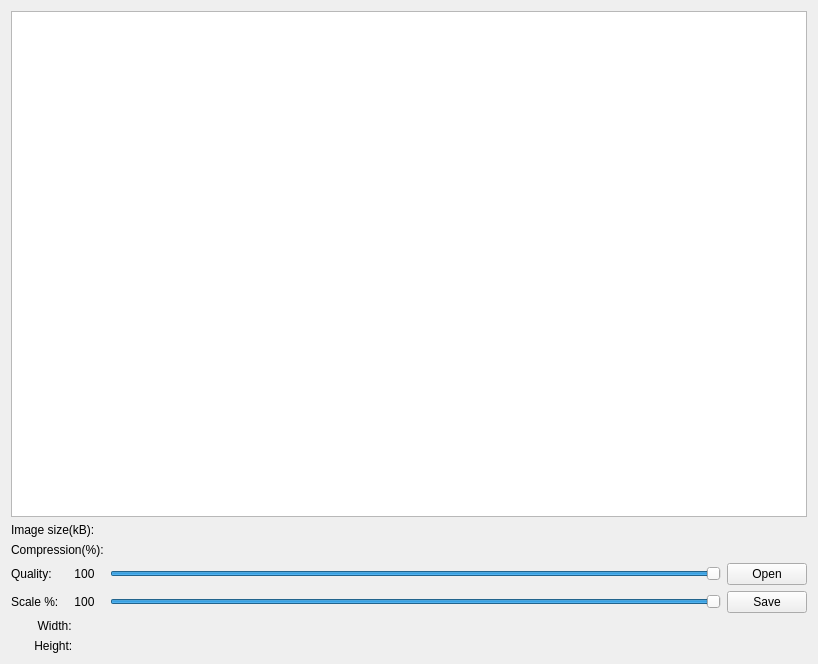
The window that mainwindow.ui (arskom/img_han) describes before a commit, drawn with Qt 5.
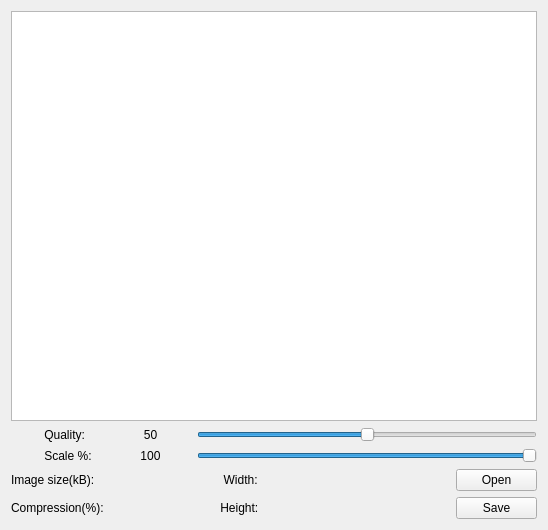
The same window after the commit.

Commit message: widget design has been changed.

The edit to the form file:
```diff
--- a/mainwindow.ui
+++ b/mainwindow.ui
@@ -9,8 +9,8 @@
    <rect>
     <x>0</x>
     <y>0</y>
-    <width>818</width>
-    <height>664</height>
+    <width>548</width>
+    <height>530</height>
    </rect>
   </property>
   <property name="windowTitle">
@@ -18,70 +18,112 @@
   </property>
   <widget class="QWidget" name="centralWidget">
    <layout class="QGridLayout" name="gridLayout_2">
-    <item row="0" column="1">
+    <item row="0" column="0">
      <layout class="QGridLayout" name="gridLayout">
-      <item row="0" column="0" colspan="4">
-       <widget class="QGraphicsView" name="graphicsView">
-        <property name="cursor" stdset="0">
-         <cursorShape>ArrowCursor</cursorShape>
+      <item row="4" column="1">
+       <widget class="QLabel" name="lbl_compression">
+        <property name="text">
+         <string/>
         </property>
-        <property name="focusPolicy">
-         <enum>Qt::WheelFocus</enum>
+       </widget>
+      </item>
+      <item row="4" column="0">
+       <widget class="QLabel" name="label_6">
+        <property name="text">
+         <string>Compression(%):</string>
         </property>
-        <property name="acceptDrops">
-         <bool>false</bool>
+       </widget>
+      </item>
+      <item row="3" column="3">
+       <widget class="QLabel" name="lbl_width">
+        <property name="text">
+         <string/>
         </property>
-        <property name="layoutDirection">
-         <enum>Qt::LeftToRight</enum>
-        </property>
-        <property name="autoFillBackground">
-         <bool>false</bool>
-        </property>
-        <property name="lineWidth">
-         <number>0</number>
-        </property>
-        <property name="horizontalScrollBarPolicy">
-         <enum>Qt::ScrollBarAsNeeded</enum>
-        </property>
-        <property name="sizeAdjustPolicy">
-         <enum>QAbstractScrollArea::AdjustIgnored</enum>
-        </property>
-        <property name="alignment">
-         <set>Qt::AlignCenter</set>
-        </property>
-        <property name="dragMode">
-         <enum>QGraphicsView::NoDrag</enum>
-        </property>
-        <property name="transformationAnchor">
-         <enum>QGraphicsView::AnchorViewCenter</enum>
-        </property>
-        <property name="resizeAnchor">
-         <enum>QGraphicsView::AnchorViewCenter</enum>
-        </property>
        </widget>
       </item>
-      <item row="1" column="0" colspan="2">
+      <item row="3" column="0">
        <widget class="QLabel" name="label_3">
         <property name="text">
          <string>Image size(kB):</string>
         </property>
        </widget>
       </item>
-      <item row="3" column="0">
-       <widget class="QLabel" name="label">
+      <item row="4" column="3">
+       <widget class="QLabel" name="lbl_height">
         <property name="text">
-         <string>Quality:</string>
+         <string/>
         </property>
        </widget>
       </item>
-      <item row="3" column="3">
-       <widget class="QPushButton" name="openButton">
+      <item row="2" column="1">
+       <widget class="QLabel" name="lbl_scale">
         <property name="text">
-         <string>Open</string>
+         <string>100</string>
+        </property>
+        <property name="alignment">
+         <set>Qt::AlignCenter</set>
         </property>
        </widget>
       </item>
       <item row="4" column="2">
+       <widget class="QLabel" name="label_5">
+        <property name="text">
+         <string>       Height:</string>
+        </property>
+       </widget>
+      </item>
+      <item row="3" column="1">
+       <widget class="QLabel" name="lbl_size">
+        <property name="text">
+         <string/>
+        </property>
+       </widget>
+      </item>
+      <item row="1" column="0">
+       <widget class="QLabel" name="label">
+        <property name="text">
+         <string>          Quality:</string>
+        </property>
+       </widget>
+      </item>
+      <item row="1" column="1">
+       <widget class="QLabel" name="lbl_quality">
+        <property name="text">
+         <string>50</string>
+        </property>
+        <property name="alignment">
+         <set>Qt::AlignCenter</set>
+        </property>
+       </widget>
+      </item>
+      <item row="1" column="2" colspan="4">
+       <widget class="QSlider" name="sld_quality">
+        <property name="maximum">
+         <number>100</number>
+        </property>
+        <property name="value">
+         <number>50</number>
+        </property>
+        <property name="orientation">
+         <enum>Qt::Horizontal</enum>
+        </property>
+       </widget>
+      </item>
+      <item row="2" column="0">
+       <widget class="QLabel" name="label_2">
+        <property name="text">
+         <string>          Scale %:</string>
+        </property>
+       </widget>
+      </item>
+      <item row="4" column="5">
+       <widget class="QPushButton" name="saveButton">
+        <property name="text">
+         <string>Save</string>
+        </property>
+       </widget>
+      </item>
+      <item row="2" column="2" colspan="4">
        <widget class="QSlider" name="sld_scale">
         <property name="sizePolicy">
          <sizepolicy hsizetype="Expanding" vsizetype="Fixed">
@@ -121,99 +163,57 @@
         </property>
        </widget>
       </item>
-      <item row="3" column="1">
-       <widget class="QLabel" name="lbl_quality">
-        <property name="text">
-         <string>100</string>
+      <item row="0" column="0" colspan="6">
+       <widget class="QGraphicsView" name="graphicsView">
+        <property name="cursor" stdset="0">
+         <cursorShape>ArrowCursor</cursorShape>
+        </property>
+        <property name="focusPolicy">
+         <enum>Qt::WheelFocus</enum>
+        </property>
+        <property name="acceptDrops">
+         <bool>false</bool>
+        </property>
+        <property name="layoutDirection">
+         <enum>Qt::LeftToRight</enum>
+        </property>
+        <property name="autoFillBackground">
+         <bool>false</bool>
+        </property>
+        <property name="lineWidth">
+         <number>0</number>
+        </property>
+        <property name="horizontalScrollBarPolicy">
+         <enum>Qt::ScrollBarAsNeeded</enum>
+        </property>
+        <property name="sizeAdjustPolicy">
+         <enum>QAbstractScrollArea::AdjustIgnored</enum>
         </property>
         <property name="alignment">
          <set>Qt::AlignCenter</set>
         </property>
-       </widget>
-      </item>
-      <item row="4" column="3">
-       <widget class="QPushButton" name="saveButton">
-        <property name="text">
-         <string>Save</string>
+        <property name="dragMode">
+         <enum>QGraphicsView::NoDrag</enum>
+        </property>
+        <property name="transformationAnchor">
+         <enum>QGraphicsView::AnchorViewCenter</enum>
+        </property>
+        <property name="resizeAnchor">
+         <enum>QGraphicsView::AnchorViewCenter</enum>
         </property>
        </widget>
       </item>
       <item row="3" column="2">
-       <widget class="QSlider" name="sld_quality">
-        <property name="maximum">
-         <number>100</number>
-        </property>
-        <property name="value">
-         <number>100</number>
-        </property>
-        <property name="orientation">
-         <enum>Qt::Horizontal</enum>
-        </property>
-       </widget>
-      </item>
-      <item row="4" column="0">
-       <widget class="QLabel" name="label_2">
-        <property name="text">
-         <string>Scale %:</string>
-        </property>
-       </widget>
-      </item>
-      <item row="4" column="1">
-       <widget class="QLabel" name="lbl_scale">
-        <property name="text">
-         <string>100</string>
-        </property>
-        <property name="alignment">
-         <set>Qt::AlignCenter</set>
-        </property>
-       </widget>
-      </item>
-      <item row="1" column="2">
-       <widget class="QLabel" name="lbl_size">
-        <property name="text">
-         <string/>
-        </property>
-       </widget>
-      </item>
-      <item row="6" column="0" colspan="2">
-       <widget class="QLabel" name="label_5">
-        <property name="text">
-         <string>       Height:</string>
-        </property>
-       </widget>
-      </item>
-      <item row="5" column="2">
-       <widget class="QLabel" name="lbl_width">
-        <property name="text">
-         <string/>
-        </property>
-       </widget>
-      </item>
-      <item row="6" column="2">
-       <widget class="QLabel" name="lbl_height">
-        <property name="text">
-         <string/>
-        </property>
-       </widget>
-      </item>
-      <item row="5" column="0" colspan="2">
        <widget class="QLabel" name="label_4">
         <property name="text">
          <string>        Width:</string>
         </property>
        </widget>
       </item>
-      <item row="2" column="0" colspan="2">
-       <widget class="QLabel" name="label_6">
+      <item row="3" column="5">
+       <widget class="QPushButton" name="openButton">
         <property name="text">
-         <string>Compression(%):</string>
-        </property>
-       </widget>
-      </item>
-      <item row="2" column="2">
-       <widget class="QLabel" name="lbl_compression">
-        <property name="text">
-         <string/>
+         <string>Open</string>
         </property>
        </widget>
       </item>
```
